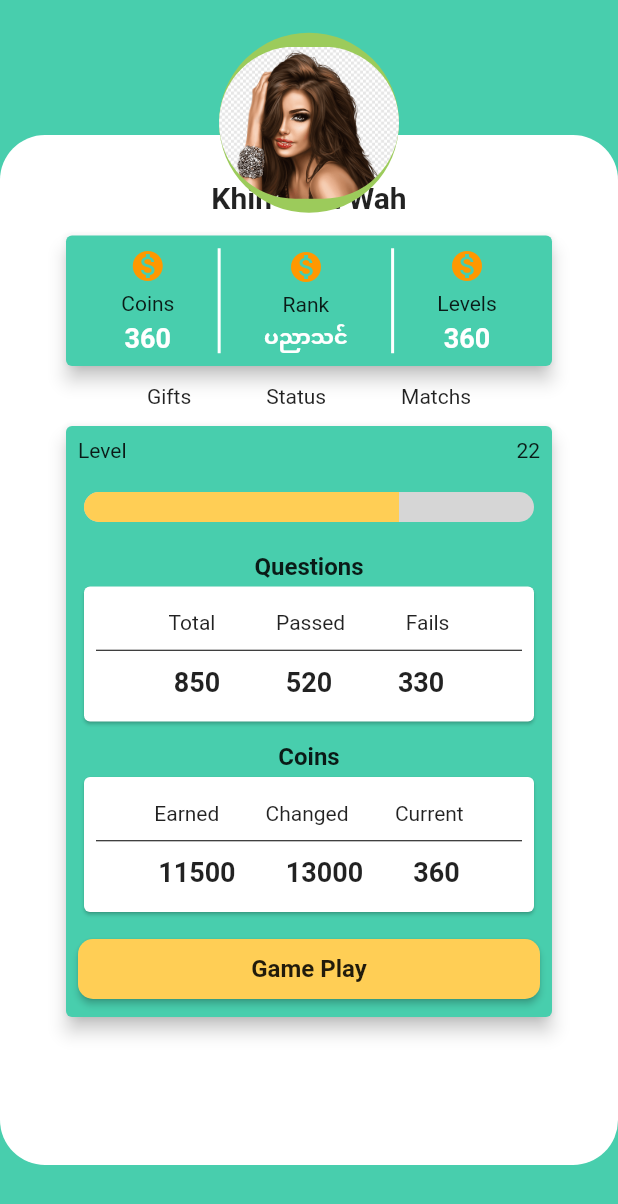
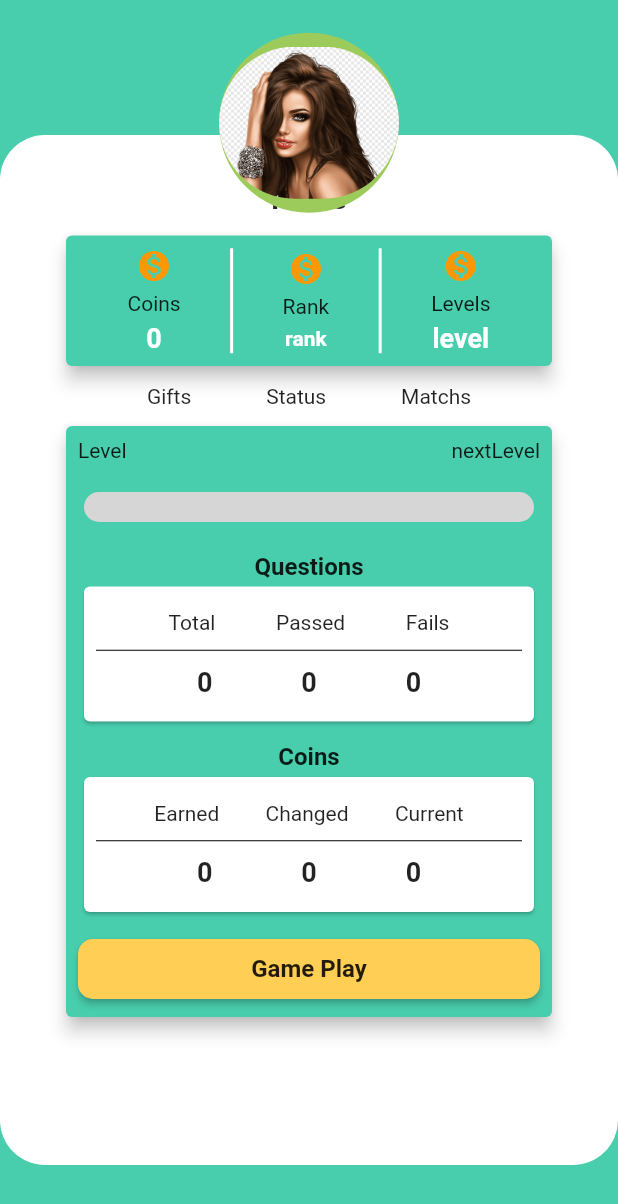
Before and after one commit to mmsoftware100/myan_quiz_flutter_mobile, a Flutter app: the ProfilePage screen opened directly, on a phone screen of 412 x 824 dp. Shown: the top 1204 px of the screen. Run offline on Flutter 3.47's test engine with Material 2 defaults, Android fonts, the phone set to English and light mode, and no system bars; our stand-ins replace cached_network_image, circular_countdown_timer, dartz, dio, equatable, flutter_neumorphic and 2 more; network calls fail.

Commit message:
use provider

```diff
--- a/lib/view/login_page.dart
+++ b/lib/view/login_page.dart
@@ -3,6 +3,7 @@ import 'package:myan_quiz/components/custom_widgets.dart';
 import 'package:myan_quiz/providers/user_provider.dart';
 import 'package:myan_quiz/utils/global.dart';
 import 'package:font_awesome_flutter/font_awesome_flutter.dart';
+import 'package:myan_quiz/utils/loader.dart';
 import 'package:myan_quiz/view/profile_page.dart';
 import 'package:myan_quiz/view/sign_up_page.dart';
 import 'package:provider/provider.dart';
@@ -16,6 +17,7 @@ class LoginPage extends StatefulWidget {
 
 class _LoginPageState extends State<LoginPage> {
 
+  final GlobalKey<State> _keyLoader = new GlobalKey<State>();
   bool _agreedToTOS = true;
 
 
@@ -186,9 +188,10 @@ class _LoginPageState extends State<LoginPage> {
                             String accessToken = "accessToken"; //TODO: firebase auth plugin
                             String fcmToken = "fcmToken";
                             // show loading indicator
-
+                            Dialogs.showLoadingDialog(context, _keyLoader);
                             bool status = await Provider.of<UserProvider>(context, listen:false).login(accessToken: accessToken, fcmToken: fcmToken);
                             // hide loading indicator
+                            Navigator.pop(context);
                             if(status == true){
                               Navigator.push(context, MaterialPageRoute(builder: (context)=>ProfilePage()));
                             }
--- a/lib/view/profile_page.dart
+++ b/lib/view/profile_page.dart
@@ -1,9 +1,11 @@
 import 'package:flutter/cupertino.dart';
 import 'package:flutter/material.dart';
+import 'package:myan_quiz/providers/user_provider.dart';
 import 'package:myan_quiz/view/exchange/bills/choose_operator_for_bill_page.dart';
 import 'package:myan_quiz/view/match_page.dart';
 import 'package:myan_quiz/view/question_choose_page.dart';
 import 'package:myan_quiz/view/status_page.dart';
+import 'package:provider/provider.dart';
 
 class ProfilePage extends StatefulWidget {
   const ProfilePage({Key? key}) : super(key: key);
@@ -36,6 +38,12 @@ class _ProfilePageState extends State<ProfilePage> {
     return val;
   }
 
+
+  @override
+  void initState() {
+    // TODO: implement initState
+    super.initState();
+  }
 
   @override
   Widget build(BuildContext context) {
@@ -71,7 +79,9 @@ class _ProfilePageState extends State<ProfilePage> {
                         // mainAxisAlignment: MainAxisAlignment.center,
                         children: [
                           SizedBox(height: 30,),
-                          Text("Khin Wint Wah",style: TextStyle(fontWeight: FontWeight.bold,fontSize: 20),),
+                          // Text("Khin Wint Wah",style: TextStyle(fontWeight: FontWeight.bold,fontSize: 20),),
+                          Text(Provider.of<UserProvider>(context,listen: true).user.name,style: TextStyle(fontWeight: FontWeight.bold,fontSize: 20),),
+
                           SizedBox(height: 10,),
                           Card(
                             elevation: 5,
@@ -87,7 +97,8 @@ class _ProfilePageState extends State<ProfilePage> {
                                       SizedBox(height: 5,),
                                       Text("Coins"),
                                       SizedBox(height: 5,),
-                                      Text("360",style: TextStyle(color: Colors.white,fontWeight: FontWeight.bold,fontSize: 18),)
+                                      // Text("360",style: TextStyle(color: Colors.white,fontWeight: FontWeight.bold,fontSize: 18),)
+                                      Text(Provider.of<UserProvider>(context,listen: true).user.coinCurrent.toString(),style: TextStyle(color: Colors.white,fontWeight: FontWeight.bold,fontSize: 18),)
                                     ],
                                   ),
                                   Container(
@@ -99,7 +110,8 @@ class _ProfilePageState extends State<ProfilePage> {
                                       SizedBox(height: 5,),
                                       Text("Rank"),
                                       SizedBox(height: 5,),
-                                      Text("ပညာသင်",style: TextStyle(color: Colors.white,fontWeight: FontWeight.bold,fontSize: 14),)
+                                      // Text("ပညာသင်",style: TextStyle(color: Colors.white,fontWeight: FontWeight.bold,fontSize: 14),)
+                                      Text(Provider.of<UserProvider>(context,listen: true).user.rank,style: TextStyle(color: Colors.white,fontWeight: FontWeight.bold,fontSize: 14),)
                                     ],
                                   ),
                                   Container(
@@ -111,7 +123,8 @@ class _ProfilePageState extends State<ProfilePage> {
                                       SizedBox(height: 5,),
                                       Text("Levels"),
                                       SizedBox(height: 5,),
-                                      Text("360",style: TextStyle(color: Colors.white,fontWeight: FontWeight.bold,fontSize: 18),)
+                                      // Text("360",style: TextStyle(color: Colors.white,fontWeight: FontWeight.bold,fontSize: 18),)
+                                      Text(Provider.of<UserProvider>(context,listen: true).user.level,style: TextStyle(color: Colors.white,fontWeight: FontWeight.bold,fontSize: 18),)
                                     ],
                                   ),
                                 ],
@@ -156,7 +169,8 @@ class _ProfilePageState extends State<ProfilePage> {
                                     mainAxisAlignment: MainAxisAlignment.spaceBetween,
                                     children: [
                                       Text("Level"),
-                                      Text("22"),
+                                      // Text("22"),
+                                      Text(Provider.of<UserProvider>(context,listen: true).user.nextLevel.toString()),
 
                                     ],
                                   ),
@@ -167,7 +181,8 @@ class _ProfilePageState extends State<ProfilePage> {
                                     child: ClipRRect(
                                       borderRadius: BorderRadius.all(Radius.circular(10)),
                                       child: LinearProgressIndicator(
-                                        value: 0.7,
+                                        // value: 0.7,
+                                        value: double.parse(Provider.of<UserProvider>(context,listen: true).user.levelProgress.toString()),
                                         valueColor: AlwaysStoppedAnimation<Color>(
                                             // Color(0xff00ff00)
                                             Color(getColorHexFromStr('#FFCE55'))
@@ -204,9 +219,9 @@ class _ProfilePageState extends State<ProfilePage> {
                                             child: Row(
                                               mainAxisAlignment: MainAxisAlignment.spaceEvenly,
                                               children: [
-                                                Text("850",style: TextStyle(fontWeight: FontWeight.bold,fontSize: 18)),
-                                                Text("520",style: TextStyle(fontWeight: FontWeight.bold,fontSize: 18)),
-                                                Text("330",style: TextStyle(fontWeight: FontWeight.bold,fontSize: 18)),
+                                                Text(Provider.of<UserProvider>(context,listen: true).user.questionTotal.toString(),style: TextStyle(fontWeight: FontWeight.bold,fontSize: 18)),
+                                                Text(Provider.of<UserProvider>(context,listen: true).user.questionPassed.toString(),style: TextStyle(fontWeight: FontWeight.bold,fontSize: 18)),
+                                                Text(Provider.of<UserProvider>(context,listen: true).user.questionFailed.toString(),style: TextStyle(fontWeight: FontWeight.bold,fontSize: 18)),
                                               ],
                                             ),
                                           ),
@@ -245,9 +260,9 @@ class _ProfilePageState extends State<ProfilePage> {
                                             child: Row(
                                               mainAxisAlignment: MainAxisAlignment.spaceEvenly,
                                               children: [
-                                                Text("11500",style: TextStyle(fontWeight: FontWeight.bold,fontSize: 18)),
-                                                Text("13000",style: TextStyle(fontWeight: FontWeight.bold,fontSize: 18)),
-                                                Text("360",style: TextStyle(fontWeight: FontWeight.bold,fontSize: 18)),
+                                                Text(Provider.of<UserProvider>(context,listen: true).user.coinTotal.toString(),style: TextStyle(fontWeight: FontWeight.bold,fontSize: 18)),
+                                                Text(Provider.of<UserProvider>(context,listen: true).user.coinExchanged.toString(),style: TextStyle(fontWeight: FontWeight.bold,fontSize: 18)),
+                                                Text(Provider.of<UserProvider>(context,listen: true).user.coinCurrent.toString(),style: TextStyle(fontWeight: FontWeight.bold,fontSize: 18)),
                                               ],
                                             ),
                                           ),
```
Also changed, not shown: lib/utils/loader.dart (added, +27 -0 lines), pubspec.lock.
